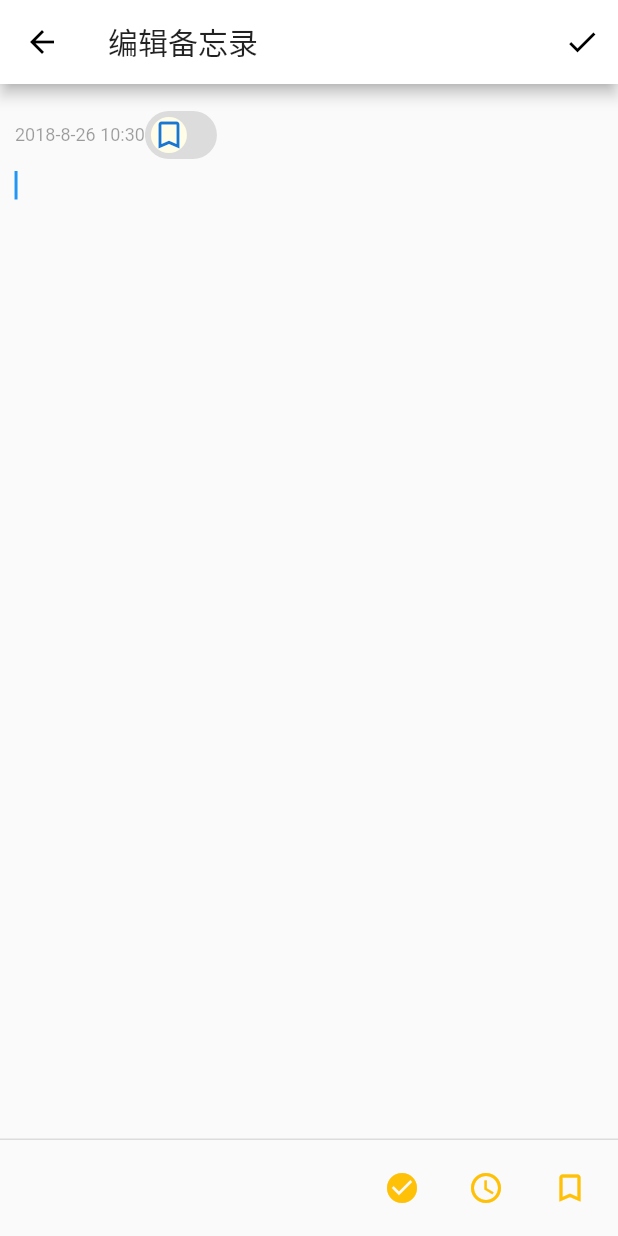
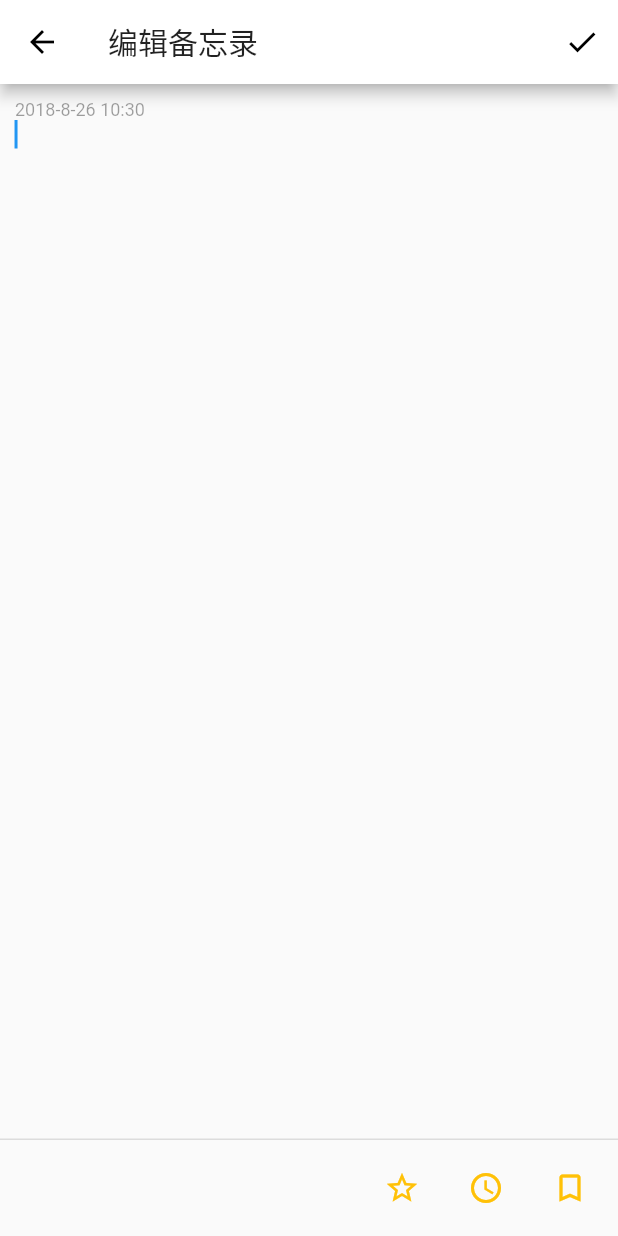
Before and after one commit to JiaFengZ/notepad, a Flutter app: the screen it shows after launch, after a tap on the "add" icon, on a phone screen of 412 x 824 dp. Run offline on Flutter 3.47's test engine with Material 2 defaults, Android fonts, the phone set to English and light mode, and no system bars.

Commit message:
feat: 备忘录显示书签

```diff
--- a/lib/components/createNote.dart
+++ b/lib/components/createNote.dart
@@ -13,7 +13,7 @@ class _CreateNoteState extends State<CreateNote> {
   static List<Map> _marks = [];
 
   String _fillText;
-  String _markId;
+  String _markId = '';
   String _markName = '';
   static DateTime _time = new DateTime.now();
   String _timeStr = _time.year.toString() + '-' + _time.month.toString() + '-' + _time.day.toString() + ' ' + _time.hour.toString() + ':' + _time.minute.toString();
@@ -54,20 +54,7 @@ class _CreateNoteState extends State<CreateNote> {
           mainAxisAlignment: MainAxisAlignment.start,
           children: <Widget>[
             new Row(
-              children: <Widget>[
-                new Text(
-                  _timeStr,
-                  textAlign: TextAlign.left,
-                  style: new TextStyle(color: Colors.black38, fontSize: 12.0),
-                ),
-                new Chip(
-                  avatar: new CircleAvatar(
-                      backgroundColor: Colors.yellow.shade50,
-                      child: new Icon(Icons.bookmark_border)
-                  ),
-                  label: new Text(_markName),
-                )
-              ]
+              children: _buildHeader()
             ),
             new TextField(
               autofocus: true,
@@ -80,7 +67,7 @@ class _CreateNoteState extends State<CreateNote> {
       ),
       persistentFooterButtons: <Widget> [
         new IconButton(
-            icon: new Icon(Icons.check_circle),
+            icon: new Icon(Icons.star_border),
             color: Colors.amber,
             onPressed: () {}
         ),
@@ -117,14 +104,36 @@ class _CreateNoteState extends State<CreateNote> {
   }
 
   void _save() {
-    Map item = {'text': _fillText, 'time': _timeStr, '_markId': _markId};
-    appendNote(item);
-    widget.insert(-1, item);
-    Navigator.of(context).pop();
+    if (_fillText.trim().isNotEmpty) {
+      Map item = {'text': _fillText, 'time': _timeStr, 'markId': _markId, 'markName': _markName};
+      appendNote(item);
+      widget.insert(-1, item);
+      Navigator.of(context).pop();
+    }
   }
 
   void _getInputText(String text) {
     _fillText = text;
+  }
+
+  List<Widget> _buildHeader() {
+    List<Widget> header = [
+      new Text(
+        _timeStr,
+        textAlign: TextAlign.left,
+        style: new TextStyle(color: Colors.black38, fontSize: 12.0),
+      )
+    ];
+    if (_markId.isNotEmpty) {
+      header.add(new Chip(
+        avatar: new CircleAvatar(
+            backgroundColor: Colors.yellow.shade50,
+            child: new Icon(Icons.bookmark_border)
+        ),
+        label: new Text(_markName),
+      ));
+    }
+    return header;
   }
 
   List<Widget> _buildMarks(List<Map> marks, BuildContext context) {
--- a/lib/draw.dart
+++ b/lib/draw.dart
@@ -47,11 +47,6 @@ class _DrawListState extends State<DrawList> {
       new ListTile(
           title: new Text('备忘录'),
           leading: new Icon(Icons.rate_review),
-          contentPadding: const EdgeInsets.symmetric(horizontal: 14.0)
-      ),
-      new ListTile(
-          title: new Text('待办'),
-          leading: new Icon(Icons.check_circle),
           contentPadding: const EdgeInsets.symmetric(horizontal: 14.0)
       ),
       new ListTile(
```
Also changed, not shown: lib/home.dart (+12 -4 lines).
